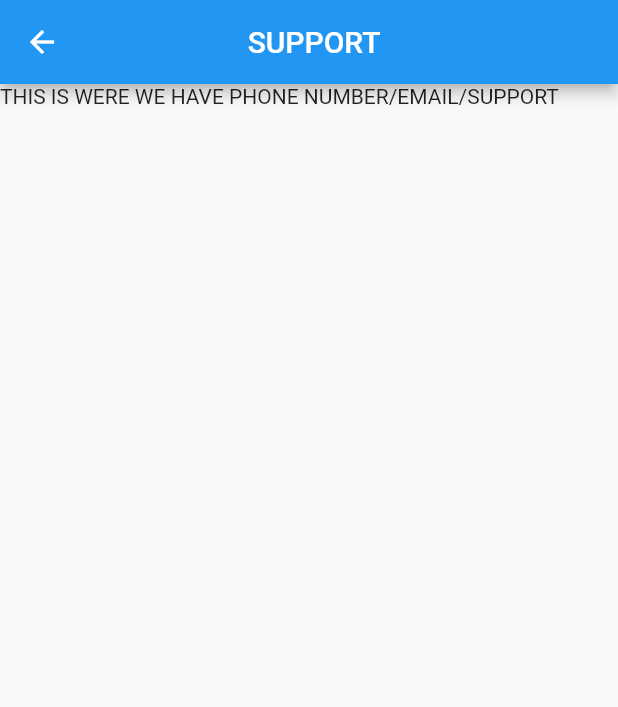
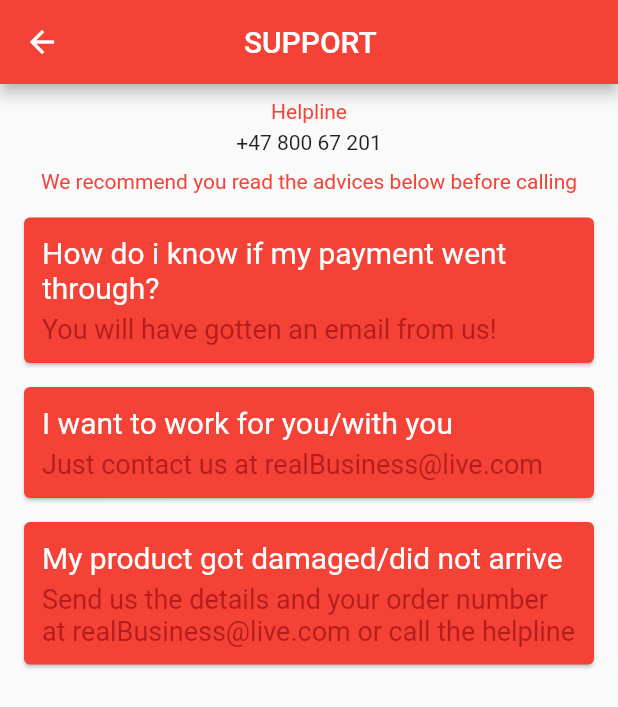
Before and after one commit to Mataiaz/ShoppingApp, a Flutter app: the Help screen opened by its route, on a phone screen of 412 x 824 dp. Shown: the top 707 px of the screen. Run offline on Flutter 3.47's test engine with Material 2 defaults, Android fonts, the phone set to English and light mode, and no system bars.

Commit message:
Made a basic version of the help page

```diff
--- /dev/null
+++ b/lib/help_page/help.dart
@@ -0,0 +1,56 @@
+import 'package:flutter/material.dart';
+import 'support_card.dart';
+import 'support.dart';
+
+class Help extends StatefulWidget {
+
+  @override
+  _HelpState createState() => _HelpState();
+}
+
+class _HelpState extends State<Help> {
+  List<Support> supporting = [
+    Support(tried: 'How do i know if my payment went through?', support: 'You will have gotten an email from us!'),
+    Support(tried: 'I want to work for you/with you', support: 'Just contact us at realBusiness@live.com'),
+    Support(tried:'My product got damaged/did not arrive', support: 'Send us the details and your order number at realBusiness@live.com or call the helpline'),
+  ];
+
+  @override
+  Widget build(BuildContext context) {
+    return Scaffold(
+      appBar: AppBar(
+        title: Center(child: Text('SUPPORT           ')),
+        backgroundColor: Colors.red,
+      ),
+    body: SafeArea(
+      child: Center(
+        child: Column(
+          children: <Widget>[
+            SizedBox(height: 10),
+            Text('Helpline',
+              style: TextStyle(
+                  fontSize: 14.0,
+                  color: Colors.red
+              ),
+            ),
+            SizedBox(height: 5),
+            Text('+47 800 67 201'),
+            SizedBox(height: 10),
+            Text('We recommend you read the advices below before calling',
+              style: TextStyle(
+                  fontSize: 14.0,
+                  color: Colors.red
+              ),
+            ),
+            Column(
+              children: supporting.map((support) => SupportCard(
+                  support: support,
+              )).toList(),
+            ),
+          ],
+        ),
+      ),
+    ),
+    );
+  }
+}
--- /dev/null
+++ b/lib/help_page/support.dart
@@ -0,0 +1,8 @@
+class Support {
+
+  String tried;
+  String support;
+
+  Support({ required this.tried, required this.support });
+
+}
--- /dev/null
+++ b/lib/help_page/support_card.dart
@@ -0,0 +1,40 @@
+import 'support.dart';
+import 'package:flutter/material.dart';
+
+
+class SupportCard extends StatelessWidget {
+
+  final Support support;
+  SupportCard({ required this.support });
+
+  @override
+  Widget build(BuildContext context) {
+    return Card(
+      color: Colors.red[500],
+      margin: EdgeInsets.fromLTRB(16.0, 16.0, 16.0, 0.0),
+      child: Padding(
+        padding: const EdgeInsets.all(12.0),
+        child: Column(
+          crossAxisAlignment: CrossAxisAlignment.stretch,
+          children: <Widget>[
+            Text(
+              support.tried,
+              style: TextStyle(
+                fontSize: 20.0,
+                color: Colors.white,
+              ),
+            ),
+            SizedBox(height: 6.0),
+            Text(
+              support.support,
+              style: TextStyle(
+                fontSize: 18.0,
+                color: Colors.red[900],
+              ),
+            ),
+          ],
+        ),
+      ),
+    );
+  }
+}
--- a/lib/main.dart
+++ b/lib/main.dart
@@ -2,7 +2,7 @@ import 'package:flutter/material.dart';
 import 'package:shopping_app/pages/loading.dart';
 import 'package:shopping_app/pages/home.dart';
 import 'package:shopping_app/pages/checkout.dart';
-import 'package:shopping_app/pages/help.dart';
+import 'package:shopping_app/help_page/help.dart';
 import 'package:shopping_app/pages/history.dart';
 
 void main() => runApp(MaterialApp(
--- a/lib/pages/help.dart
+++ /dev/null
@@ -1,15 +0,0 @@
-import 'package:flutter/material.dart';
-
-class Help extends StatelessWidget {
-
-  @override
-  Widget build(BuildContext context) {
-    return Scaffold(
-      appBar: AppBar(
-        title: Center(child: Text('SUPPORT          ')),
-      ),
-    body: SafeArea(
-    child: Text('THIS IS WERE WE HAVE PHONE NUMBER/EMAIL/SUPPORT')),
-    );
-  }
-}
```
Also changed, not shown: lib/services/items_list.dart (renamed from lib/pages/services/items_list.dart).
